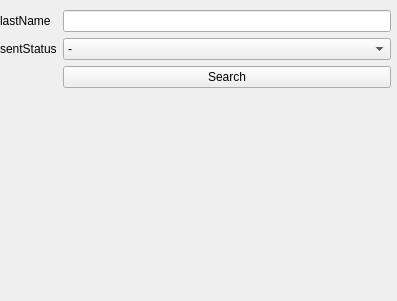
Above: app/ui/search_form.ui from caamanyo/ISS-limesurvey-manager before the change. Below: the same form after it.
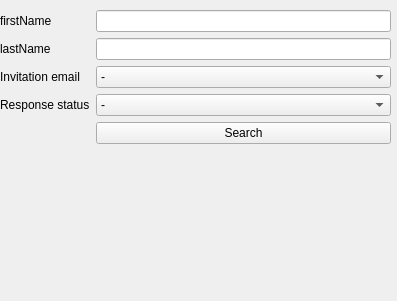
That is the form after the change.

Commit message: Basic search functionality

```diff
--- a/app/ui/search_form.ui
+++ b/app/ui/search_form.ui
@@ -27,30 +27,33 @@
    </property>
    <layout class="QFormLayout" name="formLayout">
     <item row="0" column="0">
+     <widget class="QLabel" name="firstNameLabel">
+      <property name="text">
+       <string>firstName</string>
+      </property>
+     </widget>
+    </item>
+    <item row="0" column="1">
+     <widget class="QLineEdit" name="firstNameLineEdit"/>
+    </item>
+    <item row="1" column="0">
      <widget class="QLabel" name="lastNameLabel">
       <property name="text">
        <string>lastName</string>
       </property>
      </widget>
     </item>
-    <item row="0" column="1">
+    <item row="1" column="1">
      <widget class="QLineEdit" name="lastNameLineEdit"/>
     </item>
-    <item row="3" column="1">
-     <widget class="QPushButton" name="btnSubmit">
-      <property name="text">
-       <string>Search</string>
-      </property>
-     </widget>
-    </item>
-    <item row="1" column="0">
+    <item row="2" column="0">
      <widget class="QLabel" name="sentStatusLabel">
       <property name="text">
-       <string>sentStatus</string>
+       <string>Invitation email</string>
       </property>
      </widget>
     </item>
-    <item row="1" column="1">
+    <item row="2" column="1">
      <widget class="QComboBox" name="sentStatusComboBox">
       <item>
        <property name="text">
@@ -79,6 +82,39 @@
       </item>
      </widget>
     </item>
+    <item row="4" column="1">
+     <widget class="QPushButton" name="btnSubmit">
+      <property name="text">
+       <string>Search</string>
+      </property>
+     </widget>
+    </item>
+    <item row="3" column="0">
+     <widget class="QLabel" name="completedStatusLabel">
+      <property name="text">
+       <string>Response status</string>
+      </property>
+     </widget>
+    </item>
+    <item row="3" column="1">
+     <widget class="QComboBox" name="completedStatusComboBox">
+      <item>
+       <property name="text">
+        <string>-</string>
+       </property>
+      </item>
+      <item>
+       <property name="text">
+        <string>Completed only</string>
+       </property>
+      </item>
+      <item>
+       <property name="text">
+        <string>Incompleted only</string>
+       </property>
+      </item>
+     </widget>
+    </item>
    </layout>
   </widget>
  </widget>
```
The commit also changes 7 other files.
